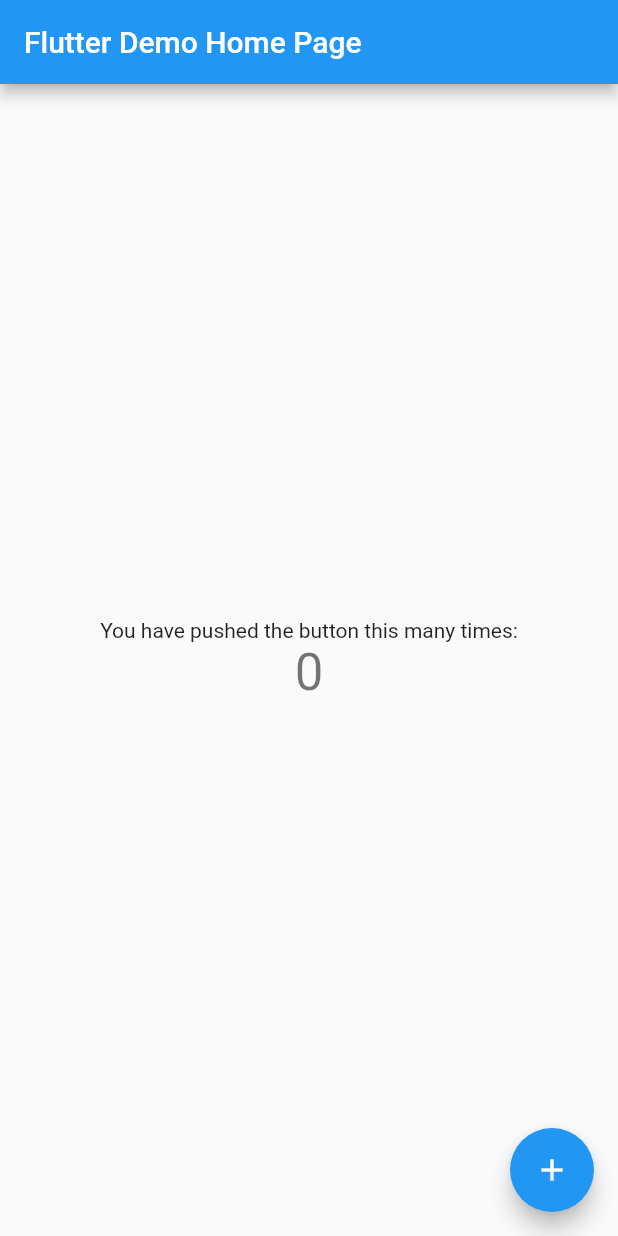
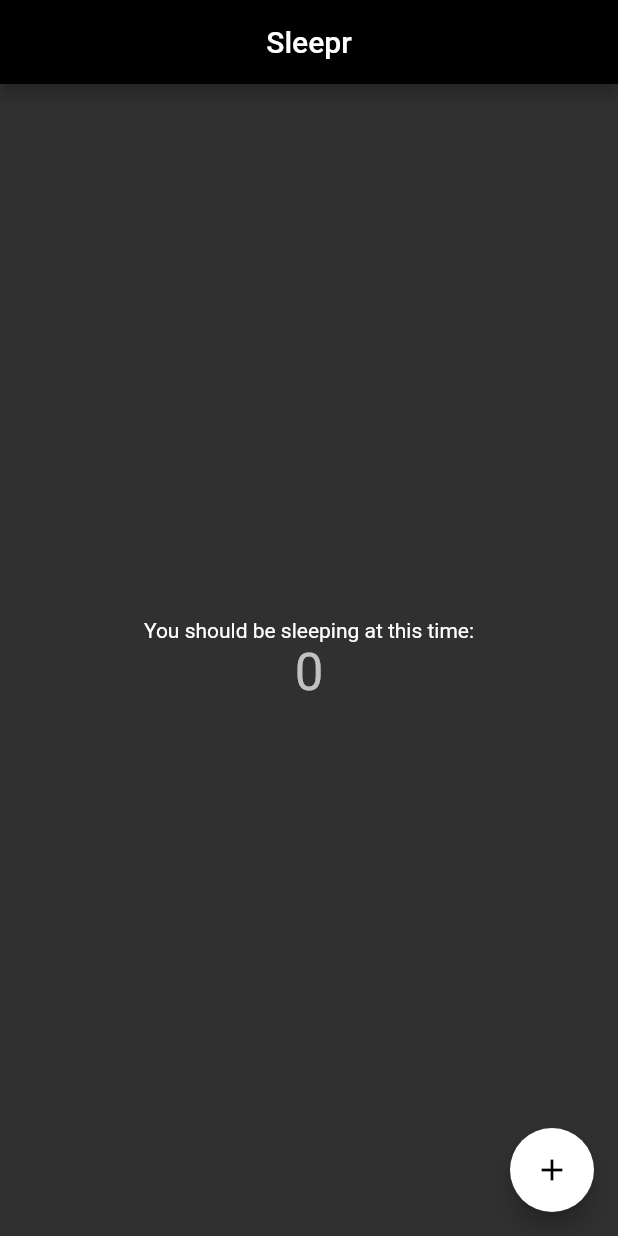
Before and after one commit to vargheserg/DeltaHacks2022-Sleepr, a Flutter app: the screen it shows after launch, on a phone screen of 412 x 824 dp. Run offline on Flutter 3.47's test engine with Material 2 defaults, Android fonts, the phone set to English and light mode, and no system bars.

Commit message:
Color and theme updates

```diff
--- a/sleepr/lib/main.dart
+++ b/sleepr/lib/main.dart
@@ -11,7 +11,7 @@
   @override
   Widget build(BuildContext context) {
     return MaterialApp(
-      title: 'Flutter Demo',
+      title: 'Sleepr',
       theme: ThemeData(
         // This is the theme of your application.
         //
@@ -22,9 +22,14 @@
         // or simply save your changes to "hot reload" in a Flutter IDE).
         // Notice that the counter didn't reset back to zero; the application
         // is not restarted.
-        primarySwatch: Colors.blue,
+        primarySwatch: Colors.grey,
+        primaryColor: Colors.black,
+        brightness: Brightness.dark,
+        accentColor: Colors.white,
+        accentIconTheme: IconThemeData(color: Colors.black),
+        dividerColor: Colors.black12,
       ),
-      home: const MyHomePage(title: 'Flutter Demo Home Page'),
+      home: const MyHomePage(title: 'Sleepr'),
     );
   }
 }
@@ -71,6 +76,8 @@
     // than having to individually change instances of widgets.
     return Scaffold(
       appBar: AppBar(
+        centerTitle: true,
+        backgroundColor: Colors.black,
         // Here we take the value from the MyHomePage object that was created by
         // the App.build method, and use it to set our appbar title.
         title: Text(widget.title),
@@ -96,7 +103,7 @@
           mainAxisAlignment: MainAxisAlignment.center,
           children: <Widget>[
             const Text(
-              'You have pushed the button this many times:',
+              'You should be sleeping at this time:',
             ),
             Text(
               '$_counter',
```
